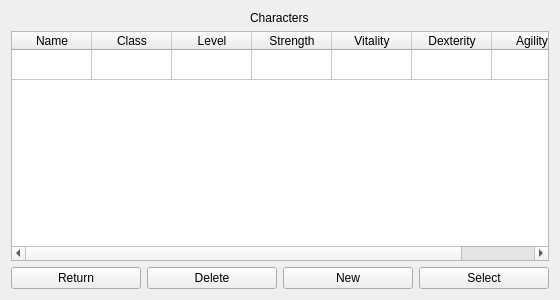
SamuelPossamai/SimpleGameOfMine, file forms/selectuserinterface.ui: the form before one commit.
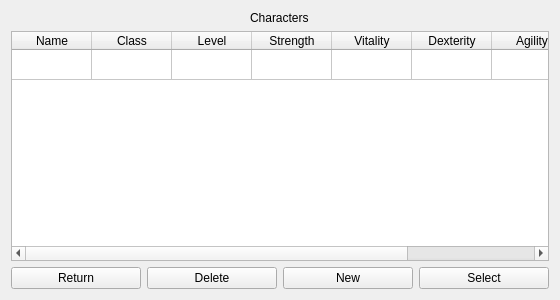
The form after the commit.

Diff of the .ui file:
```diff
--- a/forms/selectuserinterface.ui
+++ b/forms/selectuserinterface.ui
@@ -84,6 +84,11 @@
        <string>Agility</string>
       </property>
      </column>
+     <column>
+      <property name="text">
+       <string>Wisdom</string>
+      </property>
+     </column>
     </widget>
    </item>
    <item>
```
